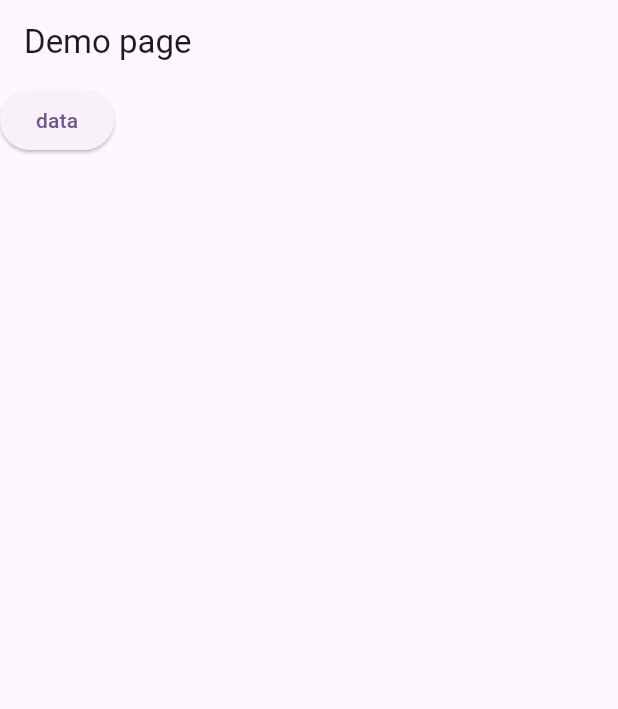
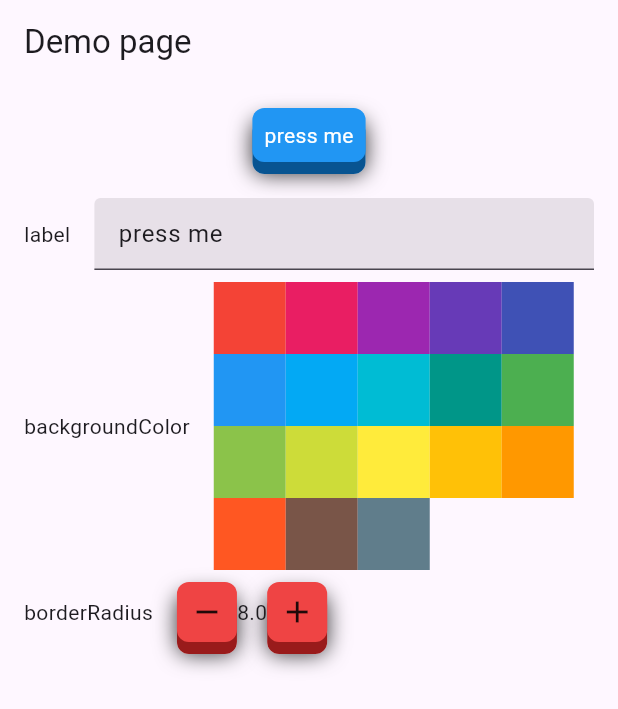
Before and after one commit to mivoligo/miv_buttons, a Flutter app: the screen it shows after launch, on a phone screen of 412 x 824 dp. Shown: the top 709 px of the screen. Run offline on Flutter 3.47's test engine with Material 3 defaults, Android fonts, the phone set to English and light mode, and no system bars.

Commit message:
feat: add demo page

```diff
--- a/example/analysis_options.yaml
+++ b/example/analysis_options.yaml
@@ -22,7 +22,8 @@ linter:
   # producing the lint.
   rules:
     # avoid_print: false  # Uncomment to disable the `avoid_print` rule
-    # prefer_single_quotes: true  # Uncomment to enable the `prefer_single_quotes` rule
+     prefer_single_quotes: true  # Uncomment to enable the `prefer_single_quotes` rule
+     require_trailing_commas: true
 
 # Additional information about this file can be found at
 # https://dart.dev/guides/language/analysis-options
--- a/example/lib/main.dart
+++ b/example/lib/main.dart
@@ -8,35 +8,18 @@ void main() {
 class MyApp extends StatelessWidget {
   const MyApp({super.key});
 
-  // This widget is the root of your application.
   @override
   Widget build(BuildContext context) {
     return MaterialApp(
       title: 'Flutter Demo',
       theme: ThemeData(
-        // This is the theme of your application.
-        //
-        // TRY THIS: Try running your application with "flutter run". You'll see
-        // the application has a purple toolbar. Then, without quitting the app,
-        // try changing the seedColor in the colorScheme below to Colors.green
-        // and then invoke "hot reload" (save your changes or press the "hot
-        // reload" button in a Flutter-supported IDE, or press "r" if you used
-        // the command line to start the app).
-        //
-        // Notice that the counter didn't reset back to zero; the application
-        // state is not lost during the reload. To reset the state, use hot
-        // restart instead.
-        //
-        // This works for code too, not just values: Most code changes can be
-        // tested with just a hot reload.
         colorScheme: ColorScheme.fromSeed(seedColor: Colors.deepPurple),
         useMaterial3: true,
       ),
-      home: DemoPage(),
+      home: const DemoPage(),
     );
   }
 }
-
 
 class DemoPage extends StatelessWidget {
   const DemoPage({super.key});
@@ -44,102 +27,195 @@ class DemoPage extends StatelessWidget {
   @override
   Widget build(BuildContext context) {
     return Scaffold(
-      appBar: AppBar(title: Text('Demo page'),),
-      body: Column(
+      appBar: AppBar(
+        title: const Text('Demo page'),
+      ),
+      body: const _ButtonWithLabel(),
+    );
+  }
+}
+
+class _ButtonWithLabel extends StatefulWidget {
+  const _ButtonWithLabel();
+
+  @override
+  State<_ButtonWithLabel> createState() => _ButtonWithLabelState();
+}
+
+class _ButtonWithLabelState extends State<_ButtonWithLabel> {
+  String label = 'press me';
+  Color backgroundColor = Colors.blue;
+  Color foregroundColor = Colors.white;
+  TextStyle textStyle = const TextStyle(color: Colors.white, fontSize: 16);
+  double borderRadius = 8;
+
+  @override
+  Widget build(BuildContext context) {
+    return Padding(
+      padding: const EdgeInsets.all(16),
+      child: Column(
         children: [
-          ElevatedButton(onPressed: (){}, child: Text('data'))
+          Button.label(
+            onClick: () {},
+            label: label,
+            backgroundColor: backgroundColor,
+            foregroundColor: foregroundColor,
+            borderRadius: borderRadius,
+          ),
+          const SizedBox(height: 24),
+          PropertyLabel(
+            onTextChange: (value) => setState(() {
+              label = value;
+            }),
+            initialValue: label,
+          ),
+          const SizedBox(height: 8),
+          PropertyBackgroundColor(
+            onColorChange: (color) => setState(() {
+              backgroundColor = color;
+            }),
+          ),
+          const SizedBox(height: 8),
+          PropertyBorderRadius(
+            onRadiusChange: (value) {
+              setState(() {
+                borderRadius = value;
+              });
+            },
+            borderRadius: borderRadius,
+          ),
         ],
       ),
     );
   }
 }
 
+class PropertyRow extends StatelessWidget {
+  const PropertyRow({
+    super.key,
+    required this.propertyName,
+    required this.propertyWidget,
+  });
 
-
-class MyHomePage extends StatefulWidget {
-  const MyHomePage({super.key, required this.title});
-
-  // This widget is the home page of your application. It is stateful, meaning
-  // that it has a State object (defined below) that contains fields that affect
-  // how it looks.
-
-  // This class is the configuration for the state. It holds the values (in this
-  // case the title) provided by the parent (in this case the App widget) and
-  // used by the build method of the State. Fields in a Widget subclass are
-  // always marked "final".
-
-  final String title;
+  final String propertyName;
+  final Widget propertyWidget;
 
   @override
-  State<MyHomePage> createState() => _MyHomePageState();
+  Widget build(BuildContext context) {
+    return Row(
+      children: [
+        Text(propertyName),
+        const SizedBox(width: 16),
+        Expanded(child: propertyWidget),
+      ],
+    );
+  }
 }
 
-class _MyHomePageState extends State<MyHomePage> {
-  int _counter = 0;
+class PropertyLabel extends StatelessWidget {
+  const PropertyLabel({
+    super.key,
+    required this.onTextChange,
+    required this.initialValue,
+  });
 
-  void _incrementCounter() {
-    setState(() {
-      // This call to setState tells the Flutter framework that something has
-      // changed in this State, which causes it to rerun the build method below
-      // so that the display can reflect the updated values. If we changed
-      // _counter without calling setState(), then the build method would not be
-      // called again, and so nothing would appear to happen.
-      _counter++;
-    });
+  final String initialValue;
+  final ValueChanged<String> onTextChange;
+
+  @override
+  Widget build(BuildContext context) {
+    return PropertyRow(
+      propertyName: 'label',
+      propertyWidget: TextFormField(
+        decoration: const InputDecoration(filled: true),
+        initialValue: initialValue,
+        onChanged: (value) => onTextChange(value),
+      ),
+    );
+  }
+}
+
+class PropertyBackgroundColor extends StatelessWidget {
+  const PropertyBackgroundColor({super.key, required this.onColorChange});
+
+  final ValueChanged<Color> onColorChange;
+
+  @override
+  Widget build(BuildContext context) {
+    return PropertyRow(
+      propertyName: 'backgroundColor',
+      propertyWidget: Wrap(
+        children: Colors.primaries
+            .map(
+              (color) => InkWell(
+                onTap: () => onColorChange(color),
+                child: Container(
+                  width: 48,
+                  height: 48,
+                  color: color,
+                ),
+              ),
+            )
+            .toList(growable: false),
+      ),
+    );
+  }
+}
+
+class PropertyBorderRadius extends StatefulWidget {
+  const PropertyBorderRadius({
+    super.key,
+    required this.onRadiusChange,
+    required this.borderRadius,
+  });
+
+  final ValueChanged onRadiusChange;
+  final double borderRadius;
+
+  @override
+  State<PropertyBorderRadius> createState() => _PropertyBorderRadiusState();
+}
+
+class _PropertyBorderRadiusState extends State<PropertyBorderRadius> {
+  late double borderRadius;
+
+  @override
+  void initState() {
+    super.initState();
+    borderRadius = widget.borderRadius;
   }
 
   @override
   Widget build(BuildContext context) {
-    // This method is rerun every time setState is called, for instance as done
-    // by the _incrementCounter method above.
-    //
-    // The Flutter framework has been optimized to make rerunning build methods
-    // fast, so that you can just rebuild anything that needs updating rather
-    // than having to individually change instances of widgets.
-    return Scaffold(
-      appBar: AppBar(
-        // TRY THIS: Try changing the color here to a specific color (to
-        // Colors.amber, perhaps?) and trigger a hot reload to see the AppBar
-        // change color while the other colors stay the same.
-        backgroundColor: Theme.of(context).colorScheme.inversePrimary,
-        // Here we take the value from the MyHomePage object that was created by
-        // the App.build method, and use it to set our appbar title.
-        title: Text(widget.title),
+    return PropertyRow(
+      propertyName: 'borderRadius',
+      propertyWidget: Row(
+        children: [
+          Button.icon(
+            onClick: () {
+              if (borderRadius > 0) {
+                setState(() {
+                  borderRadius--;
+                  widget.onRadiusChange(borderRadius);
+                });
+              }
+            },
+            icon: Icons.remove,
+          ),
+          Text(borderRadius.toString()),
+          Button.icon(
+            onClick: () {
+              if (borderRadius < 100) {
+                setState(() {
+                  borderRadius++;
+                  widget.onRadiusChange(borderRadius);
+                });
+              }
+            },
+            icon: Icons.add,
+          ),
+        ],
       ),
-      body: Center(
-        // Center is a layout widget. It takes a single child and positions it
-        // in the middle of the parent.
-        child: Column(
-          // Column is also a layout widget. It takes a list of children and
-          // arranges them vertically. By default, it sizes itself to fit its
-          // children horizontally, and tries to be as tall as its parent.
-          //
-          // Column has various properties to control how it sizes itself and
-          // how it positions its children. Here we use mainAxisAlignment to
-          // center the children vertically; the main axis here is the vertical
-          // axis because Columns are vertical (the cross axis would be
-          // horizontal).
-          //
-          // TRY THIS: Invoke "debug painting" (choose the "Toggle Debug Paint"
-          // action in the IDE, or press "p" in the console), to see the
-          // wireframe for each widget.
-          mainAxisAlignment: MainAxisAlignment.center,
-          children: <Widget>[
-            const Text(
-              'You have pushed the button this many times:',
-            ),
-            Text(
-              '$_counter',
-              style: Theme.of(context).textTheme.headlineMedium,
-            ),
-          ],
-        ),
-      ),
-      floatingActionButton: FloatingActionButton(
-        onPressed: _incrementCounter,
-        tooltip: 'Increment',
-        child: const Icon(Icons.add),
-      ), // This trailing comma makes auto-formatting nicer for build methods.
     );
   }
 }
--- a/lib/miv_buttons.dart
+++ b/lib/miv_buttons.dart
@@ -1,7 +1,3 @@
 library miv_buttons;
 
-/// A Calculator.
-class Calculator {
-  /// Returns [value] plus 1.
-  int addOne(int value) => value + 1;
-}
+export 'src/button.dart';
--- /dev/null
+++ b/lib/src/button.dart
@@ -0,0 +1,146 @@
+import 'package:flutter/widgets.dart';
+
+enum Shape {
+  circle,
+  roundedRectangle,
+  stadium,
+  rectangle,
+}
+
+class Button extends StatefulWidget {
+  const Button._({
+    super.key,
+    required this.onClick,
+    required this.child,
+    this.backgroundColor,
+    this.shape,
+    this.borderRadius,
+  });
+
+  final VoidCallback? onClick;
+  final Widget child;
+  final Color? backgroundColor;
+  final Shape? shape;
+  final double? borderRadius;
+
+  factory Button.icon({
+    required VoidCallback? onClick,
+    required IconData icon,
+    Shape? shape,
+    Color? iconColor,
+    Color? backgroundColor,
+  }) {
+    return Button._(
+      onClick: onClick,
+      shape: shape,
+      backgroundColor: backgroundColor,
+      child: Icon(
+        icon,
+        color: iconColor,
+      ),
+    );
+  }
+
+  factory Button.label({
+    required VoidCallback? onClick,
+    required String label,
+    Shape? shape,
+    TextStyle? labelStyle,
+    Color? backgroundColor,
+    Color? foregroundColor,
+    double? borderRadius,
+  }) {
+    return Button._(
+      onClick: onClick,
+      shape: shape,
+      backgroundColor: backgroundColor,
+      borderRadius: borderRadius,
+      child: Text(
+        label,
+        style: labelStyle ?? const TextStyle().copyWith(color: foregroundColor),
+      ),
+    );
+  }
+
+  factory Button.widget({
+    required VoidCallback? onClick,
+    required Widget child,
+    Shape? shape,
+  }) {
+    return Button._(
+      onClick: onClick,
+      shape: shape,
+      child: child,
+    );
+  }
+
+  @override
+  State<Button> createState() => _ButtonState();
+}
+
+class _ButtonState extends State<Button> {
+  bool isPressed = false;
+
+  @override
+  Widget build(BuildContext context) {
+    return GestureDetector(
+      onTap: widget.onClick,
+      onTapDown: (_) => setState(() {
+        isPressed = true;
+      }),
+      onTapUp: (_) => setState(() {
+        isPressed = false;
+      }),
+      onTapCancel: () => setState(() {
+        isPressed = false;
+      }),
+      child: Transform.translate(
+        offset: isPressed ? const Offset(0, 6) : Offset.zero,
+        child: Container(
+          padding: const EdgeInsets.all(8),
+          decoration: BoxDecoration(
+            // color of the button's surface
+            color: widget.backgroundColor ?? const Color(0xFFEF4444),
+            borderRadius: _borderRadius(Shape.roundedRectangle, widget.borderRadius),
+            shape: _boxShape(widget.shape),
+            boxShadow: [
+              // black blurry shadow
+              BoxShadow(
+                  color: const Color(0xEE222222),
+                  offset: isPressed ? const Offset(0, 2) : const Offset(0, 8),
+                  blurRadius: isPressed ? 2 : 12,
+                  blurStyle: BlurStyle.outer),
+              // side of the button
+              BoxShadow(
+                color: widget.backgroundColor != null
+                    ? HSLColor.fromColor(widget.backgroundColor!)
+                        .withLightness(0.3)
+                        .toColor()
+                    : const Color(0xFF991B1B),
+                offset: isPressed ? const Offset(0, 2) : const Offset(0, 8),
+              ),
+            ],
+          ),
+          child: widget.child,
+        ),
+      ),
+    );
+  }
+}
+
+BorderRadius? _borderRadius(Shape? shape, double? radius) {
+  return switch (shape) {
+    Shape.roundedRectangle => BorderRadius.all(Radius.circular(radius ?? 8)),
+    Shape.stadium || Shape.circle => null,
+    Shape.rectangle => BorderRadius.zero,
+    _ => const BorderRadius.all(Radius.circular(8)),
+  };
+}
+
+BoxShape _boxShape(Shape? shape) {
+  return switch(shape) {
+    Shape.roundedRectangle => BoxShape.rectangle,
+  Shape.circle => BoxShape.circle,
+  _ =>  BoxShape.rectangle,
+  };
+}
```
Also changed, not shown: 1 other file.
